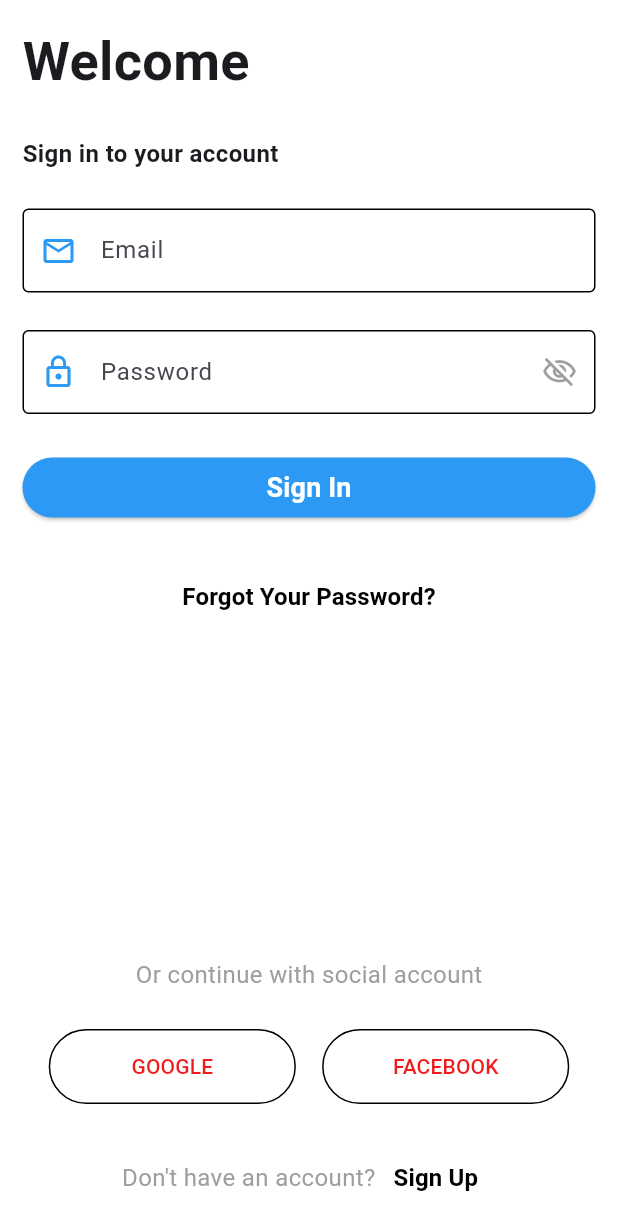
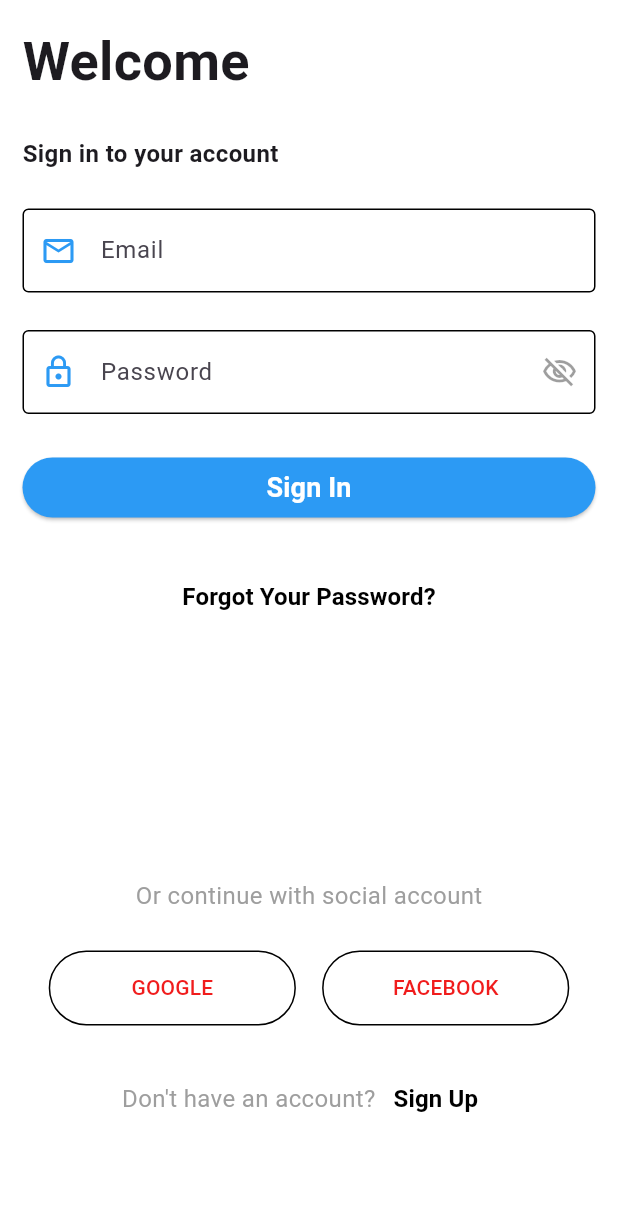
Before and after one commit to molkabeddi/app-mobile, a Flutter app: the screen it shows after launch, on a phone screen of 412 x 824 dp. Shown: the top 1230 px of the screen. Run offline on Flutter 3.47's test engine with Material 3 defaults, Android fonts, the phone set to English and light mode, and no system bars; our stand-ins replace dio, font_awesome_flutter, lottie, shared_preferences, table_calendar.

Commit message:
fix auth

```diff
--- a/lib/screens/auth_page.dart
+++ b/lib/screens/auth_page.dart
@@ -1,8 +1,8 @@
+import 'package:flutter/material.dart';
 import 'package:pfa2/components/login_form.dart';
 import 'package:pfa2/components/sign_up_form.dart';
 import 'package:pfa2/components/social_button.dart';
 import 'package:pfa2/utils/text.dart';
-import 'package:flutter/material.dart';
 
 import '../utils/config.dart';
 
@@ -19,13 +19,16 @@
   Widget build(BuildContext context) {
     Config().init(context);
     //build login text field
-    return Scaffold(
+    return SafeArea(
+      child: Scaffold(
           body: Padding(
         padding: const EdgeInsets.symmetric(
           horizontal: 15,
           vertical: 15,
         ),
-      child: SafeArea(
+        child: SingleChildScrollView(
+          child: SizedBox(
+            height: Config.screenHeight! * 0.9,
             child: Column(
               mainAxisAlignment: MainAxisAlignment.start,
               crossAxisAlignment: CrossAxisAlignment.start,
@@ -39,9 +42,7 @@
                 ),
                 Config.spaceSmall,
                 Text(
-              isSignIn
-                  ? AppText.enText['signIn_text']!
-                  : AppText.enText['register_text']!,
+                  isSignIn ? AppText.enText['signIn_text']! : AppText.enText['register_text']!,
                   style: const TextStyle(
                     fontSize: 16,
                     fontWeight: FontWeight.bold,
@@ -89,9 +90,7 @@
                   mainAxisAlignment: MainAxisAlignment.center,
                   children: <Widget>[
                     Text(
-                  isSignIn
-                      ? AppText.enText['signUp_text']!
-                      : AppText.enText['registered_text']!,
+                      isSignIn ? AppText.enText['signUp_text']! : AppText.enText['registered_text']!,
                       style: TextStyle(
                         fontSize: 16,
                         fontWeight: FontWeight.normal,
@@ -118,6 +117,8 @@
               ],
             ),
           ),
-    ));
+        ),
+      )),
+    );
   }
 }
```
Also changed, not shown: lib/components/login_form.dart (+3 -4 lines), lib/components/sign_up_form.dart (+7 -13 lines), lib/providers/dio_provider.dart (+10 -7 lines), lib/screens/home_page.dart (+7 -4 lines). Lines whose indentation alone changed are shown as unchanged.
